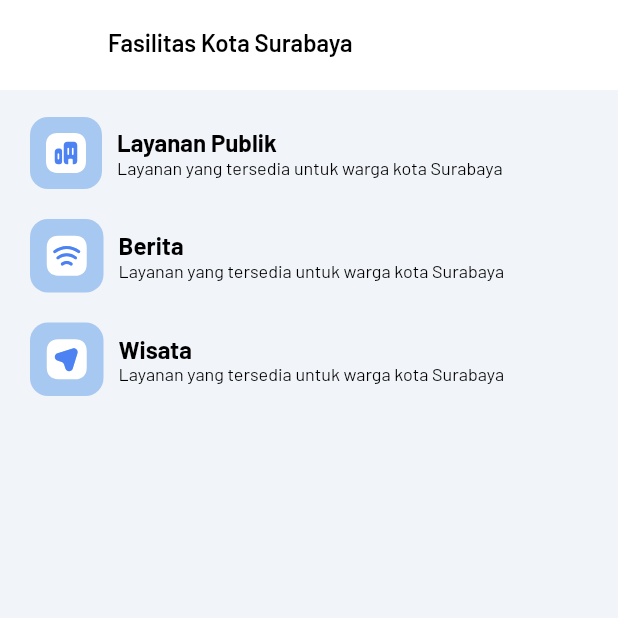
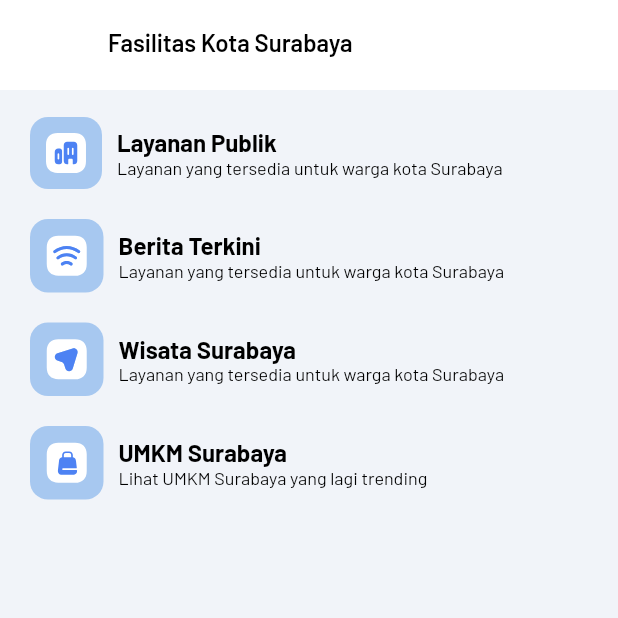
Before and after one commit to AutoCodeTeam/suranect, a Flutter app: the FacilitiesScreen screen opened by its route, on a phone screen of 412 x 824 dp, the top half of it. Run offline on Flutter 3.47's test engine with Material 2 defaults, Android fonts, the phone set to English and light mode, and no system bars; our stand-ins replace bloc, carousel_slider, dartz, dio, dots_indicator, equatable and 10 more; accounts and stored records are empty.

Commit message:
umkm  ui completed

```diff
--- a/lib/app/routes/app_router.dart
+++ b/lib/app/routes/app_router.dart
@@ -23,6 +23,7 @@ import 'package:suranect/features/main_tab/presentation/pages/main_tab.dart';
 import 'package:suranect/features/notification/presentation/pages/notification_screen.dart';
 import 'package:suranect/features/profile/presentation/pages/profile_screen.dart';
 import 'package:suranect/features/splash/presentation/pages/splash_screen.dart';
+import 'package:suranect/features/umkm/presentation/pages/umkm_screen.dart';
 import 'package:suranect/features/wisata/presentation/pages/wisata_screen.dart';
 
 class AppRouter {
@@ -93,7 +94,8 @@ class AppRouter {
             name: PAGES.home.screenName,
             pageBuilder: (context, state) => NoTransitionPage(
               child: BlocProvider(
-                create: (context) => injector<HomeBloc>()..add(const HomeEvent.started()),
+                create: (context) =>
+                    injector<HomeBloc>()..add(const HomeEvent.started()),
                 child: const HomeScreen(),
               ),
             ),
@@ -145,6 +147,12 @@ class AppRouter {
         name: PAGES.facilities.screenName,
         builder: (context, state) => const FacilitiesScreen(),
       ),
+      GoRoute(
+        parentNavigatorKey: _rootNavigatorKey,
+        path: PAGES.umkm.screenPath,
+        name: PAGES.umkm.screenName,
+        builder: (context, state) => const UmkmScreen(),
+      ),
     ],
     errorBuilder: (context, state) => const NotFoundScreen(),
   );
--- a/lib/app/routes/route_utils.dart
+++ b/lib/app/routes/route_utils.dart
@@ -12,6 +12,7 @@ enum PAGES {
   layananPublik,
   berita,
   wisata,
+  umkm,
   facilities,
   error,
 }
@@ -45,6 +46,8 @@ extension AppPageExtension on PAGES {
         return "/berita";
       case PAGES.wisata:
         return "/wisata";
+      case PAGES.umkm:
+        return "/umkm";
       case PAGES.facilities:
         return "/facilities";
       case PAGES.error:
@@ -82,6 +85,8 @@ extension AppPageExtension on PAGES {
         return "BERITA";
       case PAGES.wisata:
         return "WISATA";
+      case PAGES.umkm:
+        return "/UMKM";
       case PAGES.facilities:
         return "FACILITIES";
       case PAGES.error:
@@ -116,9 +121,11 @@ extension AppPageExtension on PAGES {
       case PAGES.layananPublik:
         return "Layanan Publik";
       case PAGES.berita:
-        return "Berita";
+        return "Berita Terkini";
       case PAGES.wisata:
-        return "Wisata";
+        return "Wisata Surabaya";
+      case PAGES.umkm:
+        return "UMKM Surabaya";
       case PAGES.facilities:
         return "Fasilitas Kota Surabaya";
       case PAGES.error:
--- a/lib/features/facilities/presentation/pages/facilities_screen.dart
+++ b/lib/features/facilities/presentation/pages/facilities_screen.dart
@@ -29,6 +29,10 @@ class _FacilitiesScreenState extends State<FacilitiesScreen> {
         page: PAGES.wisata,
         iconItem: "assets/svg/wisata-service_blue_ic.svg",
         subtitle: "Layanan yang tersedia untuk warga kota Surabaya"),
+    const ListItem(
+        page: PAGES.umkm,
+        iconItem: "assets/svg/umkm_blue_ic.svg",
+        subtitle: "Lihat UMKM Surabaya yang lagi trending"),
   ];
 
   @override
```
Also changed, not shown: lib/core/widgets/app_button.dart (+8 -4 lines), lib/features/umkm/presentation/pages/umkm_screen.dart (added, +125 -0 lines), assets/images/umkm_example_img.png (added), assets/svg/bookmark_ic.svg (added), assets/svg/heart_ic.svg (added).
